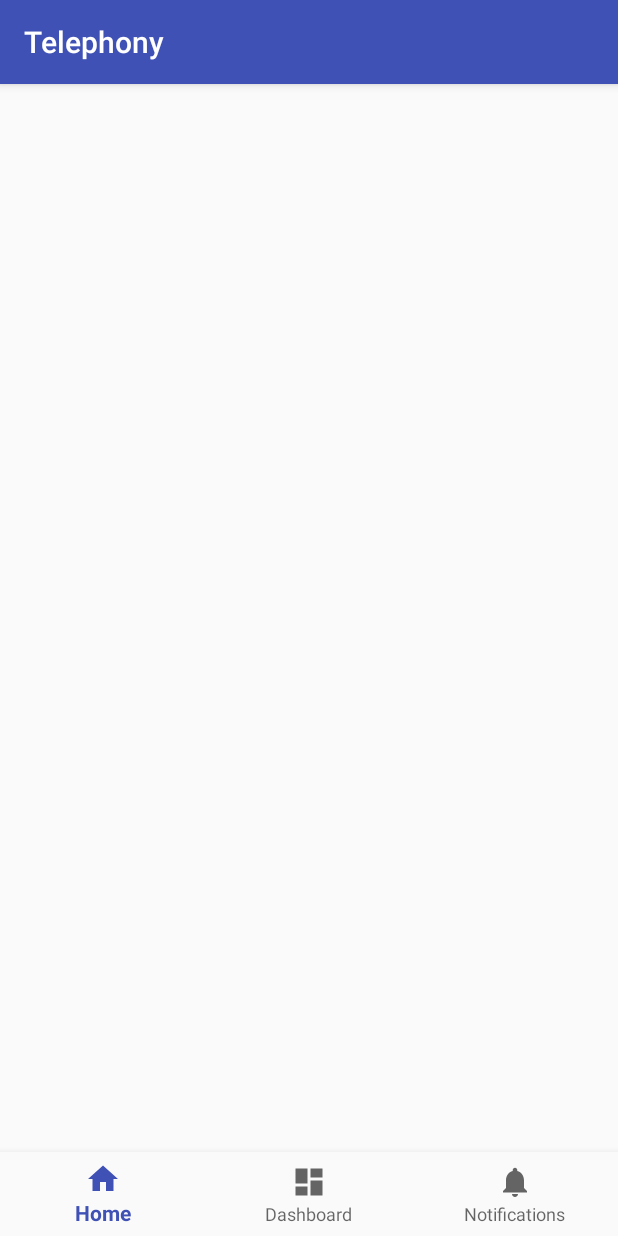
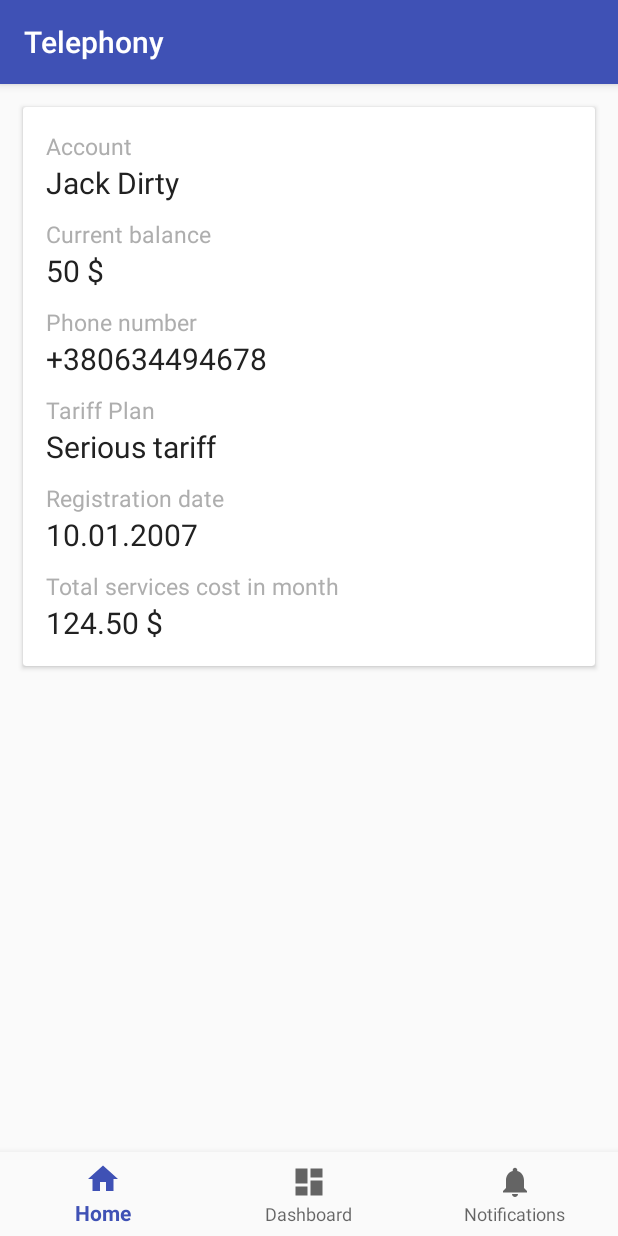
Before and after one commit to StanevDev/Telephony-Mobile, an Android app: the screen it shows after launch (MainActivity), on a phone screen of 412 x 824 dp. Run offline under Robolectric (Android 15) with nearby library versions, the light colour scheme and no system bars; our stand-ins replace ButterKnife.

Commit message:
Account fragment views added

```diff
--- a/app/build.gradle
+++ b/app/build.gradle
@@ -10,6 +10,11 @@ android {
         versionName "1.0"
         testInstrumentationRunner "android.support.test.runner.AndroidJUnitRunner"
     }
+    compileOptions {
+        sourceCompatibility JavaVersion.VERSION_1_8
+        targetCompatibility JavaVersion.VERSION_1_8
+    }
+
     buildTypes {
         release {
             minifyEnabled false
--- a/app/src/main/java/edu/jam/telephony/ui/MainActivity.java
+++ b/app/src/main/java/edu/jam/telephony/ui/MainActivity.java
@@ -25,6 +25,8 @@ public class MainActivity extends AppCompatActivity {
         ButterKnife.bind(this);
 
         navigationView.setOnNavigationItemSelectedListener(mOnNavigationItemSelectedListener);
+
+        showAccountFragment();
     }
 
     private BottomNavigationView.OnNavigationItemSelectedListener mOnNavigationItemSelectedListener
--- a/app/src/main/java/edu/jam/telephony/ui/framgent/AccountFragment.java
+++ b/app/src/main/java/edu/jam/telephony/ui/framgent/AccountFragment.java
@@ -1,30 +1,33 @@
 package edu.jam.telephony.ui.framgent;
-
 
 import android.os.Bundle;
 import android.support.v4.app.Fragment;
 import android.view.LayoutInflater;
 import android.view.View;
 import android.view.ViewGroup;
+import android.widget.TextView;
 
+import butterknife.BindView;
+import butterknife.ButterKnife;
 import edu.jam.telephony.R;
 
-/**
- * A simple {@link Fragment} subclass.
- */
+
 public class AccountFragment extends Fragment {
 
-
-    public AccountFragment() {
-        // Required empty public constructor
-    }
-
+    @BindView(R.id.account_label) TextView      accountName;
+    @BindView(R.id.balance_label) TextView      balanceText;
+    @BindView(R.id.number_label) TextView       phoneNumberText;
+    @BindView(R.id.tariff_label) TextView       tariffText;
+    @BindView(R.id.registration_label) TextView registrationDate;
+    @BindView(R.id.cost_label) TextView         totalCostText;
 
     @Override
     public View onCreateView(LayoutInflater inflater, ViewGroup container,
                              Bundle savedInstanceState) {
-        // Inflate the layout for this fragment
-        return inflater.inflate(R.layout.fragment_account, container, false);
+        View v = inflater.inflate(R.layout.fragment_account, container, false);
+        ButterKnife.bind(this, v);
+
+        return v;
     }
 
 }
--- a/app/src/main/res/layout/fragment_account.xml
+++ b/app/src/main/res/layout/fragment_account.xml
@@ -1,14 +1,108 @@
 <?xml version="1.0" encoding="utf-8"?>
-<FrameLayout xmlns:android="http://schemas.android.com/apk/res/android"
+<android.support.v4.widget.NestedScrollView xmlns:android="http://schemas.android.com/apk/res/android"
     xmlns:tools="http://schemas.android.com/tools"
     android:layout_width="match_parent"
     android:layout_height="match_parent"
     tools:context=".ui.framgent.AccountFragment">
 
-    <!-- TODO: Update blank fragment layout -->
-    <TextView
+    <android.support.v7.widget.CardView
         android:layout_width="match_parent"
-        android:layout_height="match_parent"
-        android:text="@string/hello_blank_fragment" />
+        android:layout_height="wrap_content"
+        android:layout_marginTop="15dp"
+        android:layout_marginLeft="15dp"
+        android:layout_marginRight="15dp">
 
-</FrameLayout>
+        <LinearLayout
+            android:layout_width="match_parent"
+            android:layout_height="wrap_content"
+            android:padding="15dp"
+            android:orientation="vertical">
+
+            <TextView
+                android:layout_width="wrap_content"
+                android:layout_height="wrap_content"
+                android:text="Account"
+                style="@style/LabelTextStyle"/>
+
+            <TextView
+                android:layout_width="wrap_content"
+                android:layout_height="wrap_content"
+                android:text="Jack Dirty"
+                android:id="@+id/account_label"
+                style="@style/MainContentTextStyle" />
+
+            <TextView
+                android:layout_marginTop="10dp"
+                android:layout_width="wrap_content"
+                android:layout_height="wrap_content"
+                android:text="Current balance"
+                style="@style/LabelTextStyle"/>
+
+            <TextView
+                android:layout_width="wrap_content"
+                android:layout_height="wrap_content"
+                android:id="@+id/balance_label"
+                android:text="50 $"
+                style="@style/MainContentTextStyle"/>
+
+            <TextView
+                android:layout_marginTop="10dp"
+                android:layout_width="wrap_content"
+                android:layout_height="wrap_content"
+                android:text="Phone number"
+                style="@style/LabelTextStyle"/>
+
+            <TextView
+                android:layout_width="wrap_content"
+                android:layout_height="wrap_content"
+                android:id="@+id/number_label"
+                android:text="+380634494678"
+                style="@style/MainContentTextStyle"/>
+
+            <TextView
+                android:layout_width="wrap_content"
+                android:layout_height="wrap_content"
+                android:text="Tariff Plan"
+                android:layout_marginTop="10dp"
+                style="@style/LabelTextStyle"/>
+
+            <TextView
+                android:layout_width="wrap_content"
+                android:layout_height="wrap_content"
+                android:text="Serious tariff"
+                android:id="@+id/tariff_label"
+                style="@style/MainContentTextStyle"/>
+
+            <TextView
+                android:layout_marginTop="10dp"
+                android:layout_width="wrap_content"
+                android:layout_height="wrap_content"
+                android:text="Registration date"
+                style="@style/LabelTextStyle"/>
+
+            <TextView
+                android:layout_width="wrap_content"
+                android:layout_height="wrap_content"
+                style="@style/MainContentTextStyle"
+                android:id="@+id/registration_label"
+                android:text="10.01.2007"/>
+
+            <TextView
+                android:layout_marginTop="10dp"
+                android:layout_width="wrap_content"
+                android:layout_height="wrap_content"
+                android:text="Total services cost in month"
+                style="@style/LabelTextStyle"/>
+
+            <TextView
+                android:layout_width="wrap_content"
+                android:layout_height="wrap_content"
+                style="@style/MainContentTextStyle"
+                android:id="@+id/cost_label"
+                android:text="124.50 $"/>
+
+        </LinearLayout>
+
+    </android.support.v7.widget.CardView>
+
+</android.support.v4.widget.NestedScrollView>
--- a/app/src/main/res/values/colors.xml
+++ b/app/src/main/res/values/colors.xml
@@ -3,4 +3,6 @@
     <color name="colorPrimary">#3F51B5</color>
     <color name="colorPrimaryDark">#303F9F</color>
     <color name="colorAccent">#FF4081</color>
+    <color name="lightGrey">#aeaeae</color>
+    <color name="darkGrey">#212121</color>
 </resources>
--- a/app/src/main/res/values/styles.xml
+++ b/app/src/main/res/values/styles.xml
@@ -8,4 +8,14 @@
         <item name="colorAccent">@color/colorAccent</item>
     </style>
 
+    <style name="LabelTextStyle" parent="TextAppearance.AppCompat">
+        <item name="android:textSize">15sp</item>
+        <item name="android:textColor">@color/lightGrey</item>
+    </style>
+
+    <style name="MainContentTextStyle" parent="TextAppearance.AppCompat">
+        <item name="android:textSize">20sp</item>
+        <item name="android:textColor">@color/darkGrey</item>
+    </style>
+
 </resources>
```
Also changed, not shown: app/src/main/ic_change-web.png (added), app/src/main/res/mipmap-hdpi/ic_change.png (added), app/src/main/res/mipmap-mdpi/ic_change.png (added), app/src/main/res/mipmap-xhdpi/ic_change.png (added), app/src/main/res/mipmap-xxhdpi/ic_change.png (added), app/src/main/res/mipmap-xxxhdpi/ic_change.png (added).
